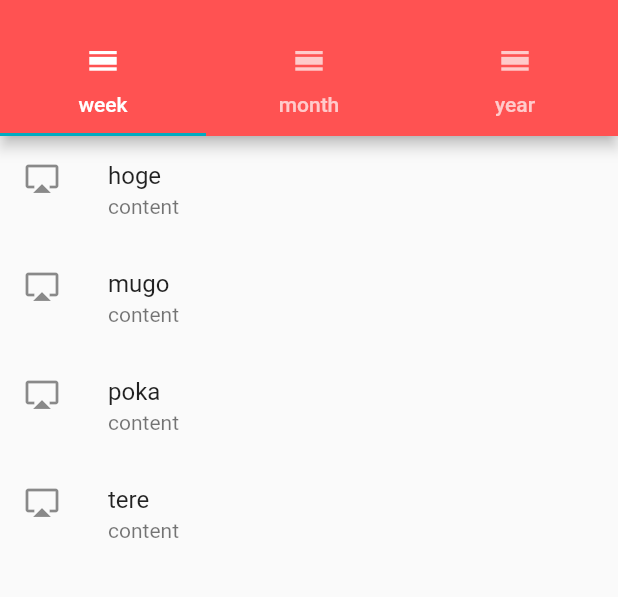
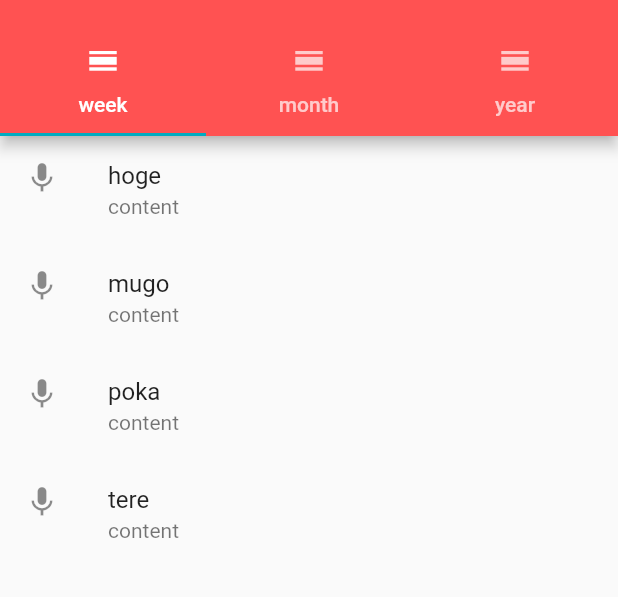
Before and after one commit to you0518/flutter_helloworld, a Flutter app: the Mission screen opened by its route, on a phone screen of 412 x 824 dp, the part 59-656 px from its top. Run offline on Flutter 3.47's test engine with Material 2 defaults, Android fonts, the phone set to English and light mode, and no system bars.

```diff
--- a/lib/pages/mission.dart
+++ b/lib/pages/mission.dart
@@ -31,36 +31,48 @@ class MissionPage extends StatefulWidget {
 }
 
 class _MissionPageState extends State<MissionPage> {
-  TabController _tabController;
-  final _missionList = [
-    {'title': 'hoge', 'content': 'content'},
-    {'title': 'mugo', 'content': 'content'},
-    {'title': 'poka', 'content': 'content'},
-    {'title': 'tere', 'content': 'content'},
+  final _dailyMissionList = [
+    {'title': 'hoge', 'content': 'content', 'icon': Icon(Icons.mic)},
+    {'title': 'mugo', 'content': 'content', 'icon': Icon(Icons.mic)},
+    {'title': 'poka', 'content': 'content', 'icon': Icon(Icons.mic)},
+    {'title': 'tere', 'content': 'content', 'icon': Icon(Icons.mic)},
+  ];
+  final _monthlyMissionList = [
+    {'title': 'hoge', 'content': 'content', 'icon': Icon(Icons.save)},
+    {'title': 'mugo', 'content': 'content', 'icon': Icon(Icons.save)},
+    {'title': 'poka', 'content': 'content', 'icon': Icon(Icons.save)},
+    {'title': 'tere', 'content': 'content', 'icon': Icon(Icons.save)},
+    {'title': 'tere', 'content': 'content', 'icon': Icon(Icons.save)},
+  ];
+
+  final _yearlyMissionList = [
+    {'title': 'hoge', 'content': 'content', 'icon': Icon(Icons.scanner)},
+    {'title': 'mugo', 'content': 'content', 'icon': Icon(Icons.scanner)},
+    {'title': 'poka', 'content': 'content', 'icon': Icon(Icons.scanner)},
+    {'title': 'tere', 'content': 'content', 'icon': Icon(Icons.scanner)},
+    {'title': 'tere', 'content': 'content', 'icon': Icon(Icons.scanner)},
+    {'title': 'tere', 'content': 'content', 'icon': Icon(Icons.scanner)},
   ];
   @override
   Widget build(BuildContext context) {
-    var body = TabBarView(
-      controller: _tabController,
+    return TabBarView(
       children: [
-        _getMissionListView(),
-        Icon(Icons.directions_transit),
-        Icon(Icons.directions_bike),
+        _getMissionListView(_dailyMissionList),
+        _getMissionListView(_monthlyMissionList),
+        _getMissionListView(_yearlyMissionList),
       ],
     );
-
-    return body;
   }
 
-  ListView _getMissionListView() {
+  ListView _getMissionListView(List<Map<String, Object>> missionList) {
     // ListViewのアイテムを動的に生成する場合は、builderを使う
     return ListView.builder(
-      itemCount: _missionList.length,
+      itemCount: missionList.length,
       itemBuilder: (BuildContext context, int index) {
-        var mission = _missionList[index];
+        var mission = missionList[index];
         return Container(
           child: ListTile(
-            leading: Icon(Icons.airplay),
+            leading: mission['icon'],
             title: Text(mission['title']),
             subtitle: Text(mission['content']),
             onTap: () => showDialog(
```
